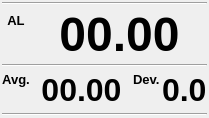
Qt form bigviewnum.ui (siborion/siborion_american_scan) before a commit.
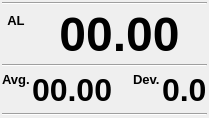
The same form after that commit.

Diff of the .ui file:
```diff
--- a/bigviewnum.ui
+++ b/bigviewnum.ui
@@ -127,7 +127,7 @@
         <string>Avg.</string>
        </property>
        <property name="alignment">
-        <set>Qt::AlignCenter</set>
+        <set>Qt::AlignLeading|Qt::AlignLeft|Qt::AlignVCenter</set>
        </property>
       </widget>
      </item>
@@ -144,7 +144,7 @@
         <string>00.00</string>
        </property>
        <property name="alignment">
-        <set>Qt::AlignCenter</set>
+        <set>Qt::AlignLeading|Qt::AlignLeft|Qt::AlignVCenter</set>
        </property>
       </widget>
      </item>
```
